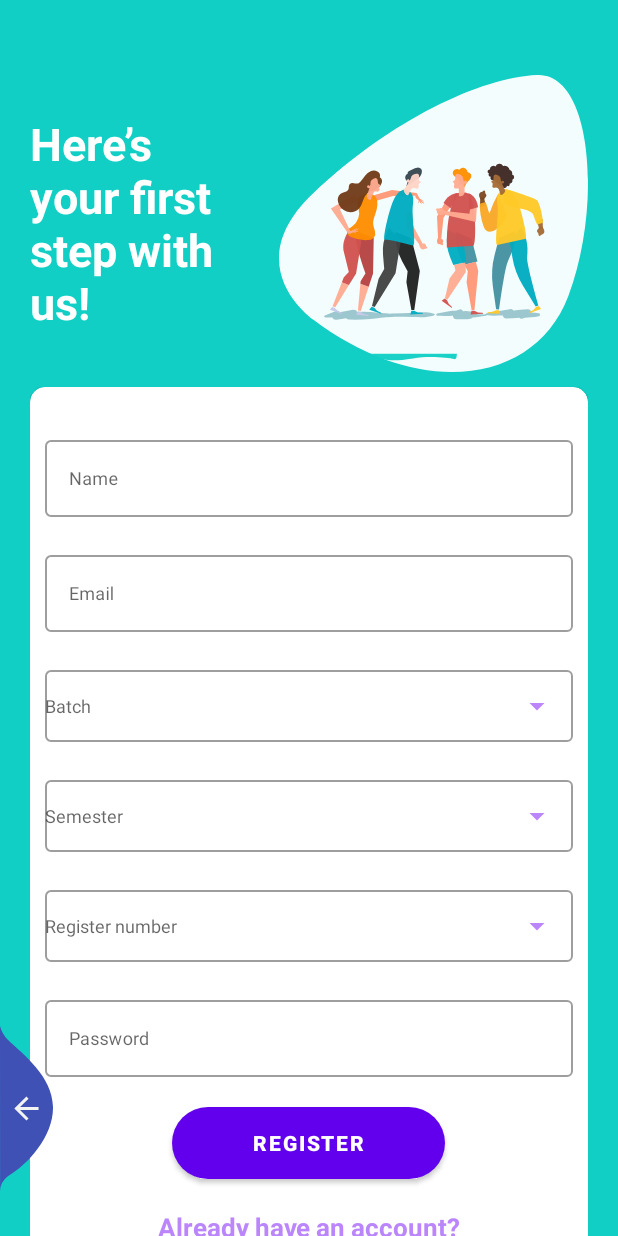
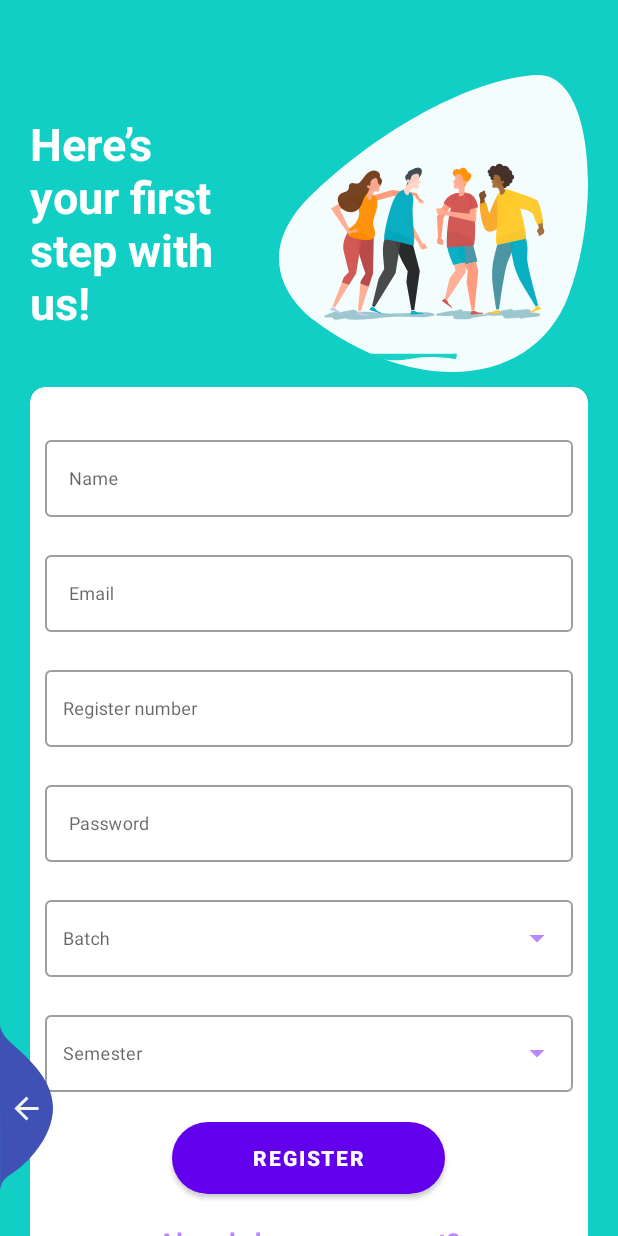
Before and after one commit to harishpadmanabh-HP/SmartClassRoom, an Android app: the Register screen opened directly, with no data from a screen before it, after a tap on "REGISTER", on a phone screen of 412 x 824 dp. Run offline under Robolectric (Android 15) with nearby library versions, the phone set to English and light mode, and no system bars; plain views replace CircularProgressButton.

Commit message:
register page bugfix

```diff
--- a/app/src/main/java/com/harish/smartclassroom/data/repositories/StudentRepository.kt
+++ b/app/src/main/java/com/harish/smartclassroom/data/repositories/StudentRepository.kt
@@ -74,8 +74,8 @@ private   val api = Apis()
               onResponse(false,context.getString(R.string.server_error),null)
           }
       }
+    })
  }
-  )
+
 
 }
-}
--- a/app/src/main/java/com/harish/smartclassroom/ui/Register.kt
+++ b/app/src/main/java/com/harish/smartclassroom/ui/Register.kt
@@ -21,6 +21,8 @@ class Register : AppCompatActivity() {
     lateinit var viewModel : OnBoardingViewModel
     lateinit var batchList : List<String>
     var selectedBatch : String ?=null
+    val semList:List<String> = listOf("S1","S2","S3","S4","S5","S6","S7","S8")
+    var selectedSem : String? = null
 
     override fun onCreate(savedInstanceState: Bundle?) {
         super.onCreate(savedInstanceState)
@@ -34,9 +36,9 @@ class Register : AppCompatActivity() {
 
         editTextBatch.setOnItemClickListener { adapterView, view, position, _ ->
             selectedBatch = batchList[position]
-            Toast.makeText(this, selectedBatch, Toast.LENGTH_SHORT).show()
-          //
-
+        }
+        regeditTextSem.setOnItemClickListener{adapterView, view, position, _ ->
+            selectedSem = semList[position]
         }
     }
 
@@ -52,24 +54,18 @@ class Register : AppCompatActivity() {
                 batchList=it.batchDetails.map {
                     it.batchName
                 }
-               setUpBatchDropDown(batchList)
+                setUpBatchDropDown(batchList)
+                setupSemDropDown()
             })
             events.observe(this@Register, Observer {
                 Toast.makeText(this@Register, it, Toast.LENGTH_SHORT).show()
             })
+            registrationstatus.observe(this@Register, Observer {
+                Toast.makeText(this@Register,it.status, Toast.LENGTH_SHORT).show()
+            })
         }
 
     }
-fun setupRegistrationObservers(){
-    viewModel.apply {
-        registrationstatus.observe(this@Register, Observer {
-            Toast.makeText(this@Register,it.status, Toast.LENGTH_SHORT).show()
-        })
-        events.observe(this@Register, Observer {
-            Toast.makeText(this@Register,it, Toast.LENGTH_SHORT).show()
-        })
-    }
-}
     fun setUpBatchDropDown(batchList:List<String>){
         val d_adapter  = ArrayAdapter(
             this@Register,
@@ -83,41 +79,37 @@ fun setupRegistrationObservers(){
         editTextBatch.setTextColor(Color.BLACK)
     }
 
-    fun signupClick(view: View) {
+    fun setupSemDropDown(){
+        val d_adapter  = ArrayAdapter(
+                this@Register,
+                android.R.layout.select_dialog_item,
+                semList
+        )
+        regeditTextSem.setThreshold(1) //will start working from first character
+
+        regeditTextSem.setAdapter(d_adapter) //setting the adapter data into the AutoCompleteTextView
+
+        regeditTextSem.setTextColor(Color.BLACK)
+    }
+
+    fun onRegisterClick(view: View) {
         var name=regeditTextName.text.toString()
         var email=regeditTextEmail.text.toString()
-        var semester="S"+regeditTextSem.text.toString()
         var password=regeditTextPassword.text.toString()
         var regno=regeditTextRegno.text.toString()
 
-        if(name.isNullOrEmpty())
-        {
-            Toast.makeText(this, "Name is empty", Toast.LENGTH_SHORT).show()
+        if(name.isNullOrEmpty() ||
+                email.isNullOrEmpty() ||
+                selectedBatch.isNullOrEmpty()||
+                selectedSem.isNullOrEmpty()||
+                password.isNullOrEmpty()||
+                regno.isNullOrEmpty()
+                ){
+            Toast.makeText(this, "Please Enter All fields", Toast.LENGTH_SHORT).show()
+        }else{
+            viewModel.getRegistrationStatus(name,email, selectedBatch!!, selectedSem!!,password,regno)
         }
-        else if(email.isNullOrEmpty())
-        {
-            Toast.makeText(this, "Email is empty", Toast.LENGTH_SHORT).show()
-        }
-        else if(selectedBatch.isNullOrEmpty())
-        {
-            Toast.makeText(this, "Select Batch", Toast.LENGTH_SHORT).show()
-        }
-        else if(semester.isNullOrEmpty())
-        {
-            Toast.makeText(this, "Select semester", Toast.LENGTH_SHORT).show()
-        }
-        else if(password.isNullOrEmpty())
-      {
-          Toast.makeText(this, "Enter password", Toast.LENGTH_SHORT).show()
-}
-        else if(regno.isNullOrEmpty())
-        {
-            Toast.makeText(this, "Enter regno", Toast.LENGTH_SHORT).show()
-        }
-        else
-        {
-            viewModel.getRegistrationStatus(name,email, selectedBatch.toString(), semester, password, regno)
-        }
+
     }
 
 
--- a/app/src/main/res/layout/activity_login.xml
+++ b/app/src/main/res/layout/activity_login.xml
@@ -140,6 +140,6 @@
         android:src="@drawable/ic_facebook"
         android:layout_marginRight="11dp"
         android:layout_marginBottom="30dp"
-        android:onClick="onRegisterClick"
+        android:onClick="registerClicked"
         />
 </RelativeLayout>
--- a/app/src/main/res/layout/activity_register.xml
+++ b/app/src/main/res/layout/activity_register.xml
@@ -83,48 +83,17 @@
                             android:hint="@string/login_email_hint"/>
                     </com.google.android.material.textfield.TextInputLayout>
                     <com.google.android.material.textfield.TextInputLayout
-                        android:id="@+id/textInputMobile"
-                        android:layout_height="wrap_content"
-                        android:layout_width="match_parent"
-                        app:endIconTint="@color/purple_200"
-                        app:endIconMode="dropdown_menu"
-                        android:hint="Batch"
-                        style="@style/Widget.MaterialComponents.TextInputLayout.OutlinedBox"
-                        app:endIconDrawable="@drawable/ic_baseline_arrow_drop_down_24"                        android:layout_marginTop="@dimen/loginViewsMargin">
-                        <androidx.appcompat.widget.AppCompatAutoCompleteTextView
-                            android:id="@+id/editTextBatch"
-                            style="@style/modifiedEditText"
-                            android:maxLines="1"
-                            />
-                    </com.google.android.material.textfield.TextInputLayout>
-                    <com.google.android.material.textfield.TextInputLayout
-                        android:id="@+id/textInputSemester"
-                        android:layout_height="wrap_content"
-                        android:layout_width="match_parent"
-                        app:endIconTint="@color/purple_200"
-                        app:endIconMode="dropdown_menu"
-                        android:hint="Semester"
-                        style="@style/Widget.MaterialComponents.TextInputLayout.OutlinedBox"
-                        app:endIconDrawable="@drawable/ic_baseline_arrow_drop_down_24"                        android:layout_marginTop="@dimen/loginViewsMargin">
-                        <androidx.appcompat.widget.AppCompatAutoCompleteTextView
-                            android:id="@+id/regeditTextSem"
-                            style="@style/modifiedEditText"
-                            android:maxLines="1"
-                            />
-                    </com.google.android.material.textfield.TextInputLayout>
-                    <com.google.android.material.textfield.TextInputLayout
                         android:id="@+id/textInputregno"
                         android:layout_height="wrap_content"
                         android:layout_width="match_parent"
-                        app:endIconTint="@color/purple_200"
-                        app:endIconMode="dropdown_menu"
-                        android:hint="Register number"
                         style="@style/Widget.MaterialComponents.TextInputLayout.OutlinedBox"
-                        app:endIconDrawable="@drawable/ic_baseline_arrow_drop_down_24"                        android:layout_marginTop="@dimen/loginViewsMargin">
-                        <androidx.appcompat.widget.AppCompatAutoCompleteTextView
+                        android:layout_marginTop="@dimen/loginViewsMargin">
+                        <com.google.android.material.textfield.TextInputEditText
                             android:id="@+id/regeditTextRegno"
                             style="@style/modifiedEditText"
                             android:maxLines="1"
+                            android:hint="Register number"
+                            android:paddingStart="12dp"
                             />
                     </com.google.android.material.textfield.TextInputLayout>
                     <com.google.android.material.textfield.TextInputLayout
@@ -140,6 +109,37 @@
                             android:maxLines="1"
                             android:inputType="textPassword"/>
                     </com.google.android.material.textfield.TextInputLayout>
+                    <com.google.android.material.textfield.TextInputLayout
+                        android:id="@+id/textInputMobile"
+                        android:layout_height="wrap_content"
+                        android:layout_width="match_parent"
+                        app:endIconTint="@color/purple_200"
+                        app:endIconMode="dropdown_menu"
+                        style="@style/Widget.MaterialComponents.TextInputLayout.OutlinedBox.ExposedDropdownMenu"
+                        app:endIconDrawable="@drawable/ic_baseline_arrow_drop_down_24"                        android:layout_marginTop="@dimen/loginViewsMargin">
+                        <androidx.appcompat.widget.AppCompatAutoCompleteTextView
+                            android:id="@+id/editTextBatch"
+                            style="@style/modifiedEditText"
+                            android:maxLines="1"
+                            android:hint="Batch"
+                            android:paddingStart="12dp"
+                            />
+                    </com.google.android.material.textfield.TextInputLayout>
+                    <com.google.android.material.textfield.TextInputLayout
+                        android:id="@+id/textInputSemester"
+                        android:layout_height="wrap_content"
+                        android:layout_width="match_parent"
+                        app:endIconTint="@color/purple_200"
+                        app:endIconMode="dropdown_menu"
+                        style="@style/Widget.MaterialComponents.TextInputLayout.OutlinedBox.ExposedDropdownMenu"
+                        app:endIconDrawable="@drawable/ic_baseline_arrow_drop_down_24"                        android:layout_marginTop="@dimen/loginViewsMargin">
+                        <androidx.appcompat.widget.AppCompatAutoCompleteTextView
+                            android:id="@+id/regeditTextSem"
+                            style="@style/modifiedEditText"
+                            android:hint="Semester"
+                            android:paddingStart="12dp"                            android:maxLines="1"
+                            />
+                    </com.google.android.material.textfield.TextInputLayout>
 
                     <br.com.simplepass.loading_button_lib.customViews.CircularProgressButton
                         android:id="@+id/cirRegisterButton"
@@ -147,7 +147,7 @@
                         app:spinning_bar_width="4dp"
                         app:spinning_bar_color="#FFF"
                         android:text="Register"
-                        android:onClick="signupClick"
+                        android:onClick="onRegisterClick"
                         android:layout_gravity="center_horizontal"
                         android:layout_marginTop="@dimen/loginViewsMargin"
                         app:initialCornerAngle="27dp"
--- a/app/src/main/res/values-night/themes.xml
+++ b/app/src/main/res/values-night/themes.xml
@@ -1,13 +1,13 @@
 <resources xmlns:tools="http://schemas.android.com/tools">
     <!-- Base application theme. -->
-    <style name="Theme.SmartClassRoom" parent="Theme.MaterialComponents.DayNight.NoActionBar">
+    <style name="Theme.SmartClassRoom" parent="Theme.MaterialComponents.Light.NoActionBar">
         <!-- Primary brand color. -->
-        <item name="colorPrimary">@color/purple_200</item>
-        <item name="colorPrimaryVariant">@color/purple_700</item>
-        <item name="colorOnPrimary">@color/black</item>
+        <item name="colorPrimary">@color/purple_500</item>
+        <item name="colorPrimaryVariant">@color/teal_200</item>
+        <item name="colorOnPrimary">@color/white</item>
         <!-- Secondary brand color. -->
         <item name="colorSecondary">@color/teal_200</item>
-        <item name="colorSecondaryVariant">@color/teal_200</item>
+        <item name="colorSecondaryVariant">@color/teal_700</item>
         <item name="colorOnSecondary">@color/black</item>
         <!-- Status bar color. -->
         <item name="android:statusBarColor" tools:targetApi="l">?attr/colorPrimaryVariant</item>
--- a/app/src/main/res/values/themes.xml
+++ b/app/src/main/res/values/themes.xml
@@ -1,6 +1,6 @@
 <resources xmlns:tools="http://schemas.android.com/tools">
     <!-- Base application theme. -->
-    <style name="Theme.SmartClassRoom" parent="Theme.MaterialComponents.DayNight.NoActionBar">
+    <style name="Theme.SmartClassRoom" parent="Theme.MaterialComponents.Light.NoActionBar">
         <!-- Primary brand color. -->
         <item name="colorPrimary">@color/purple_500</item>
         <item name="colorPrimaryVariant">@color/teal_200</item>
```
Lines whose indentation alone changed are shown as unchanged.
